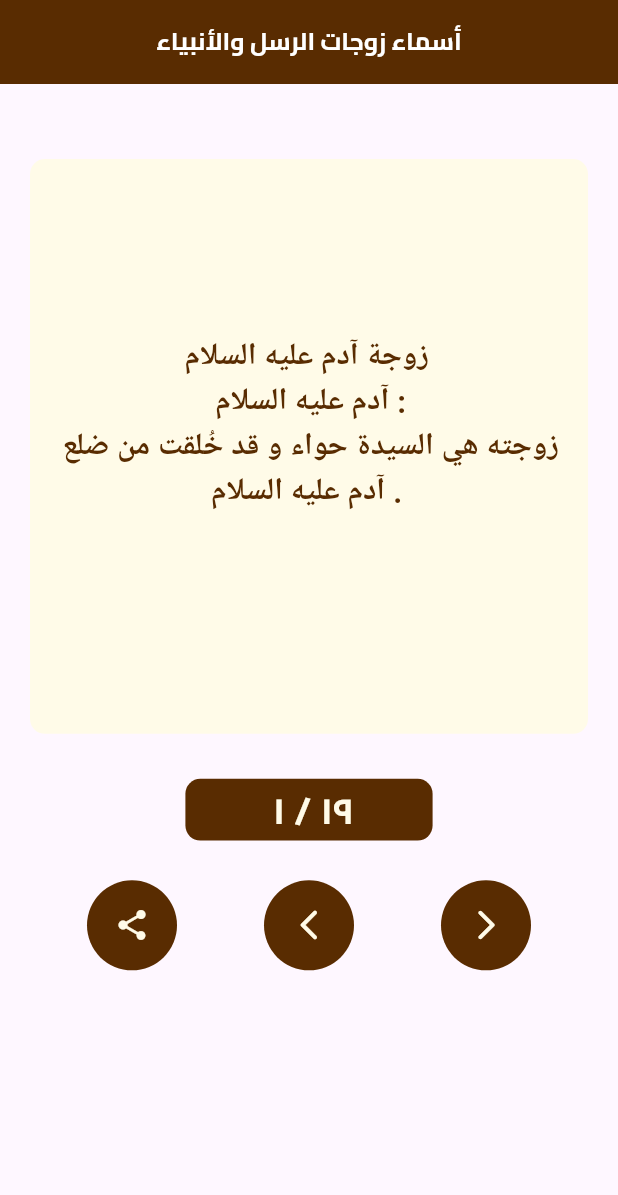
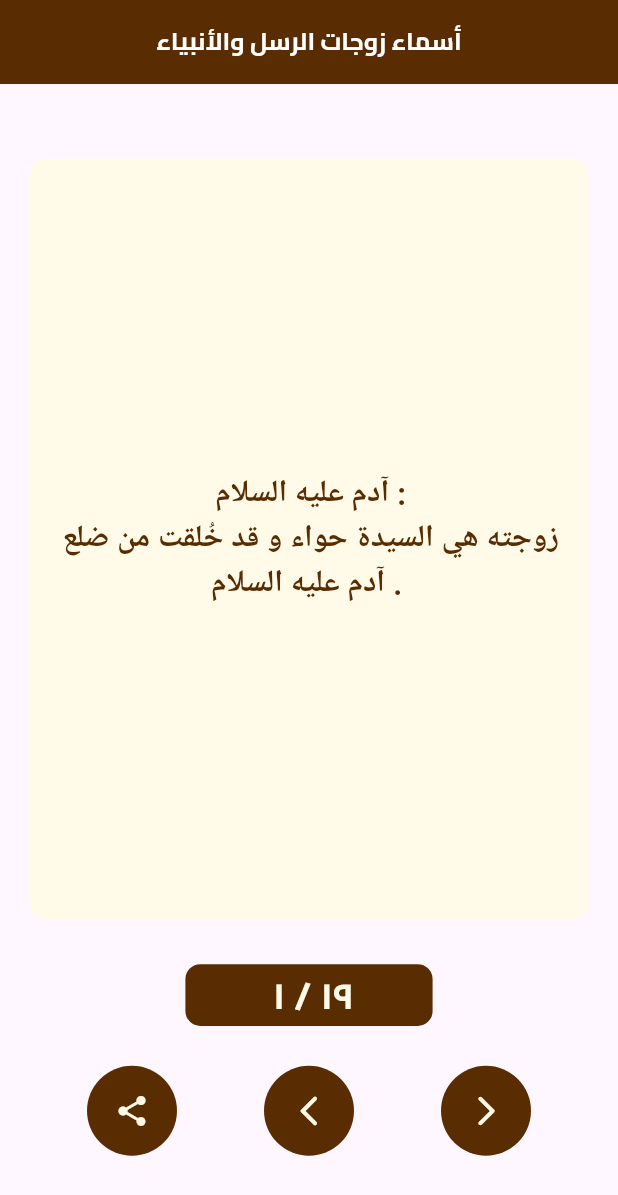
Before and after one commit to 782001/quran, a Flutter app: the QssIslamicScreen screen opened directly with empty values, after a tap on "أسماء زوجات الرسل والأنبياء", on a phone screen of 412 x 824 dp. Shown: the top 1195 px of the screen. Run offline on Flutter 3.47's test engine with Material 3 defaults, Android fonts, the phone set to English and light mode, and no system bars; our stand-ins replace audioplayers, auto_size_text, flutter_bloc, fluttertoast, internet_connection_checker, just_audio and 5 more; missing offline and left inert: quran; accounts and stored records are empty.

Commit message:
some responsive edites

```diff
--- a/assets/قصص اسلاميه/أسماء زوجات الرسل والأنبياء.json
+++ b/assets/قصص اسلاميه/أسماء زوجات الرسل والأنبياء.json
@@ -1,96 +1,96 @@
 [
   {
-    "number": "زوجة آدم عليه السلام ",
+    "number": "",
     "text": "",
     "label": "آدم عليه السلام :\n زوجته هي السيدة حواء و قد خُلقت من ضلع آدم عليه السلام ."
   },
   {
-    "number": "زوجة شيث عليه السلام ",
+    "number": "",
     "text": "",
     "label": "شيث عليه السلام :\nيقال أن شيث عليه السلام هو ثالث أبناء آدم و حواء .\nذكر بعض السلف أن زوجة النبي شيث هو أزورا .                      "
   },
   {
-    "number": "زوجة نوح عليه السلام ",
+    "number": "",
     "text": "",
     "label": "نوح عليه السلام :\n زوجة نبي الله نوح عليه السلام هي والغة ."
   },
   {
-    "number": "زوجة هود عليه السلام ",
+    "number": "",
     "text": "",
     "label": "\nهود عليه السلام :\nهود كان عليه السلام أحد الأنبياء العرب ، يًقال أن اسم زوجة النبي هود عليه السلام هي عروة .                      "
   },
   {
-    "number": "زوجة إبراهيم عليه السلام ",
+    "number": "",
     "text": "",
     "label": "إبراهيم عليه السلام :\nتزوج نبي الله إبراهيم عليه السلام بالسيدة سارة بنت هاران ابنه عمه ثم تزوج من السيدة هاجر المصرية.\nتزوج بعدها عليه السلام من قطورة  أو قنطورا بنت يقطن الكنعانية بعد وفاة زوجتيه سارة و هاجر .\nثم تزوج عليه السلام من حجون بنت أمين بعد زوجته قنطورة ."
   },
   {
-    "number": "زوجة لوط عليه السلام ",
+    "number": "",
     "text": "",
     "label": " لوط عليه السلام :\nزوجة  النبي لوط عليه السلام اسمها والهة و قيل والعة ."
   },
   {
-    "number": "زوجة إسماعيل عليه السلام ",
+    "number": "",
     "text": "",
     "label": "إسماعيل عليه السلام :\nتزوج إسماعيل عليه السلام من قبيلة جرهم سيدة اسمها عمارة بنت سعد بن أسامة أو قيل أن اسمها جداء سعد أو حبي بنت أسعد بن عملق أو ريبة .\nتزوج عليه السلام للمرة الثانية من كنعان سيدة تدعى مانشوس بنت مضاض بن عمرو و قيل أن اسمها هو سيدة بنت مضاض بن عمرو الجرهمي ."
   },
   {
-    "number": "زوجة إسحاق عليه السلام ",
+    "number": "",
     "text": "",
     "label": "إسحاق عليه السلام :\nتزوج إسحاق عليه السلام من السيدة رفقة بنت بتوئيل ."
   },
   {
-    "number": "زوجة يعقوب عليه السلام ",
+    "number": "",
     "text": "",
     "label": "يعقوب عليه السلام :\n تزوج يعقوب عليه السلام أربع نساء هم ليا أو لينة بنت لابان و أختها راحيل بنت لابان و زيلفا و بيلها .                      "
   },
   {
-    "number": "زوجة يوسف عليه السلام ",
+    "number": "",
     "text": "",
     "label": "يوسف عليه السلام :\n ذُكر في بعض الأثر أن يوسف عليه السلام تزوج من سيدة مصرية تدعى أسينات ثم تزوج بعد ذلك بالسيدة زليخا و اسمها راعيل بنت رماييل .                      "
   },
   {
-    "number": "زوجة أيوب عليه السلام ",
+    "number": "",
     "text": "",
     "label": "أيوب عليه السلام :\nتزوج أيوب عليه السلام بالسيدة رحمة بنت أفرائيم بن يوسف بن يعقوب عليهم السلام و يقال أن اسمها ليا و هي حفيدة النبي يوسف عليه السلام ."
   },
   {
-    "number": "زوجة موسى عليه السلام ",
+    "number": "",
     "text": "",
     "label": "موسى عليه السلام :\nتزوج موسى عليه السلام أربع مرات الأولى كانت من صفورة ابنة النبي شعيب عليه السلام .\nتزوج للمرة الثانية من سيدة تدعى جبشية و يقال أن اسمها ثاربيز أو كوشيت و هي أميرة مملكة كوش و من المعروف أن مملكة كوش حالياً هي جزء من مصر و السودان جنوب السودان .\nالمرة الثالثة من سيدة تسمى بنت قيني .\nالمرة الرابعة من سيدة اسمها بنت حباب ."
   },
   {
-    "number": "زوجة هارون عليه السلام ",
+    "number": "",
     "text": "",
     "label": "هارون عليه السلام : \nتزوج هارون عليه السلام من سيدة يقال أن اسمها إليود و يقال أيضاً إليشيبا ."
   },
   {
-    "number": "زوجة داوود عليه السلام ",
+    "number": "",
     "text": "",
     "label": "داود عليه السلام :\nتزوج نبي الله داود عليه السلام من تسع نساء هن الزوجة الأولى هي ميكال بنت شاول و معكة ابنة تلماي و مجيث و أبيطال و أبيجابل الكرملية و عجلة و أخينعوم البزرعيلية أو يقال أضينوعم البزرعيلية و مقلة ابنة تلماي ملك جشور و يتشوع ابنة عمئيل ."
   },
   {
-    "number": "زوجة سليمان عليه السلام ",
+    "number": "",
     "text": "",
     "label": "سليمان عليه السلام :\nذكر في التوراة أن نبي الله سليمان عليه السلام كان متزوجاً من ألف أمرأة .\nويقال في بعض المصادر أن لسيدنا سليمان 999 زوجة .\nلكن ذكر في السنة النبوية المشرفة أن لسيدنا سليمان مائة زوجة ، بدليل الحديث :  عَنْ أَبِي هُرَيْرَةَ قَالَ : قَالَ سُلَيْمَانُ بْنُ دَاوُدَ عَلَيْهِمَا السَّلام : لأَطُوفَنَّ اللَّيْلَةَ بِمِائَةِ امْرَأَةٍ تَلِدُ كُلُّ امْرَأَةٍ غُلامًا يُقَاتِلُ فِي سَبِيلِ اللَّهِ . فَقَالَ لَهُ الْمَلَكُ : قُلْ إِنْ شَاءَ اللَّهُ . فَلَمْ يَقُلْ ، وَنَسِيَ فَأَطَافَ بِهِنَّ وَلَمْ تَلِدْ مِنْهُنَّ إِلا امْرَأَةٌ نِصْفَ إِنْسَانٍ قَالَ النَّبِيُّ صَلَّى اللَّهُ عَلَيْهِ وَسَلَّمَ لَوْ قَالَ إِنْ شَاءَ اللَّهُ لَمْ يَحْنَثْ وَكَانَ أَرْجَى لِحَاجَتِهِ “.\nو ذكرت بعض المصادر التاريخية أن من بين زوجات نبي الله سليمان عليه السلام أميرة فرعونية بنت فرعون مصر و أيضاً من زوجاته الملكة بلقيس ملكة مملكة سبأ ."
   },
   {
-    "number": "زوجة زكريا عليه السلام ",
+    "number": "",
     "text": "",
     "label": "زكريا عليه السلام :\nتزوج زكريا عليه السلام من السيدة إيشاع شقيقة السيدة حنة بنت فاقوذ زوجة عمران و هي خالة السيدة مريم العذراء و اسمها إليصابات باللغة اليونانية ."
   },
   {
-    "number": "زوجة يحيي عليه السلام ",
+    "number": "",
     "text": "",
     "label": "يحيى عليه السلام :\nقتل يحيى عليه السلام على يد اليهود الفاسدين و لم يتزوج بعد ."
   },
   {
-    "number": "زوجة عيسى عليه السلام ",
+    "number": "",
     "text": "",
     "label": "عيسى عليه السلام :\nلم يتزوج عيسى عليه السلام طيلة حياته و كان أحد الأنبياء العزاب ."
   },
   {
-    "number": "زوجات محمد رسول الله صلى الله عليه وسلم ",
+    "number": "",
     "text": "",
     "label": "محمد رسول الله (صلي الله عليه وسلم) :\nتزوج رسول الله (ص) من 19 سيدة منهم :\n🔸 12 سيدة عقد عليها و دخل بها .\n🔸 7 نساء عقد عليهن فقط و لم يدخل بهن .\n\nالاثنى عشر سيدة هن : \n🔸 السبدة خديجة بنت خويلد . \n🔸 السيدة سودة بنت زمعة .\n🔸 السيدة عائشة بنت أبي بكر الصديق .\n🔸 السيدة حفصة بنت عمر بن الخطاب .\n🔸 السيدة زينب بنت خزيمة .\n🔸 السيدة أم سلمة .\n🔸 السيدة زينب بنت جحش .\n🔸 السيدة جويرية بنت الحارث .\n🔸 السيدة مارية القبطية .\n🔸 السيدة أم حبيبة .\n🔸 السيدة صفية بنت حيي .\n🔸 السيدة ميمونة  بنت الحارث .\n\n السبعة نساء هن : \n🔸 عمرة الكلابية .\n🔸 قتيلة بنت قيس .\n🔸 سنا السلمية .\n🔸 شراف الكلبية .\n🔸 العالية الكلابية .\n🔸 ليلى الأوسية .\n🔸 أسماء بنت النعمان ."
   }
--- a/lib/presination/screens/newContent/doaaScreen.dart
+++ b/lib/presination/screens/newContent/doaaScreen.dart
@@ -81,6 +81,7 @@ class DoaaScreen extends StatelessWidget {
       ),
       body: SafeArea(
         child: Center(
+          child: SingleChildScrollView(
             child: Column(
               children: [
                 // SizedBox(
@@ -116,6 +117,7 @@ class DoaaScreen extends StatelessWidget {
             ),
           ),
         ),
+      ),
     );
   }
 }
--- a/lib/presination/screens/newContent/qss_islamic.dart
+++ b/lib/presination/screens/newContent/qss_islamic.dart
@@ -34,7 +34,9 @@ class QssIslamicScreen extends StatelessWidget {
           title: "قصص القرآن",
           JsonPath: 'assets/قصص اسلاميه/قصص القرآن.json'),
       CategoryContentModel(
-          id: 7, title: "معجزات الأنبياء", JsonPath: 'assets/قصص اسلاميه/معجزات الأنبياء.json'),
+          id: 7,
+          title: "معجزات الأنبياء",
+          JsonPath: 'assets/قصص اسلاميه/معجزات الأنبياء.json'),
     ];
 
     return Scaffold(
@@ -56,13 +58,11 @@ class QssIslamicScreen extends StatelessWidget {
       ),
       body: SafeArea(
         child: Center(
+          child: SingleChildScrollView(
             child: Column(
               children: [
                 SizedBox(
-                height: context.height * 0.15,
-              ),
-              SizedBox(
-                height: context.height * 0.05,
+                  height: context.height * 0.1,
                 ),
                 Center(
                   child: Padding(
@@ -74,7 +74,7 @@ class QssIslamicScreen extends StatelessWidget {
                         crossAxisCount: 3,
                         crossAxisSpacing: context.width * 0.01,
                         mainAxisSpacing: context.width * 0.02,
-                      mainAxisExtent: context.height * 0.15,
+                        mainAxisExtent: context.height * 0.18,
                       ),
                       itemBuilder: (BuildContext context, int index) {
                         return CategoryContentCard(
@@ -88,6 +88,7 @@ class QssIslamicScreen extends StatelessWidget {
             ),
           ),
         ),
+      ),
     );
   }
 }
--- a/lib/presination/widgets/DisplayContentScreen.dart
+++ b/lib/presination/widgets/DisplayContentScreen.dart
@@ -90,7 +90,7 @@ class _JsonListViewState extends State<JsonListView> {
           return Column(
             children: [
               SizedBox(
-                height: context.height * 0.55,
+                height: context.height * 0.7,
                 child: PageView.builder(
                   controller: pageController,
                   physics: const BouncingScrollPhysics(),
--- a/pubspec.yaml
+++ b/pubspec.yaml
@@ -17,7 +17,7 @@ publish_to: 'none' # Remove this line if you wish to publish to pub.dev
 # https://developer.apple.com/library/archive/documentation/General/Reference/InfoPlistKeyReference/Articles/CoreFoundationKeys.html
 # In Windows, build-name is used as the major, minor, and patch parts
 # of the product and file versions while build-number is used as the build suffix.
-version: 1.0.0+2.3
+version: 1.0.0+2.4
 
 environment:
   sdk: '>=2.18.0 <3.0.0'
```
Also changed, not shown: lib/presination/screens/home_screen.dart (+8 -6 lines), lib/presination/screens/newContent/AhadesScreen.dart (+3 -4 lines), lib/presination/screens/newContent/azkarScreen.dart (+3 -4 lines), lib/presination/screens/newContent/hag_omra.dart (+3 -4 lines), lib/presination/screens/newContent/islamic_screen.dart (+5 -14 lines), lib/presination/screens/newContent/seraNapaweaScreen.dart (+3 -4 lines). Lines whose indentation alone changed are shown as unchanged.
